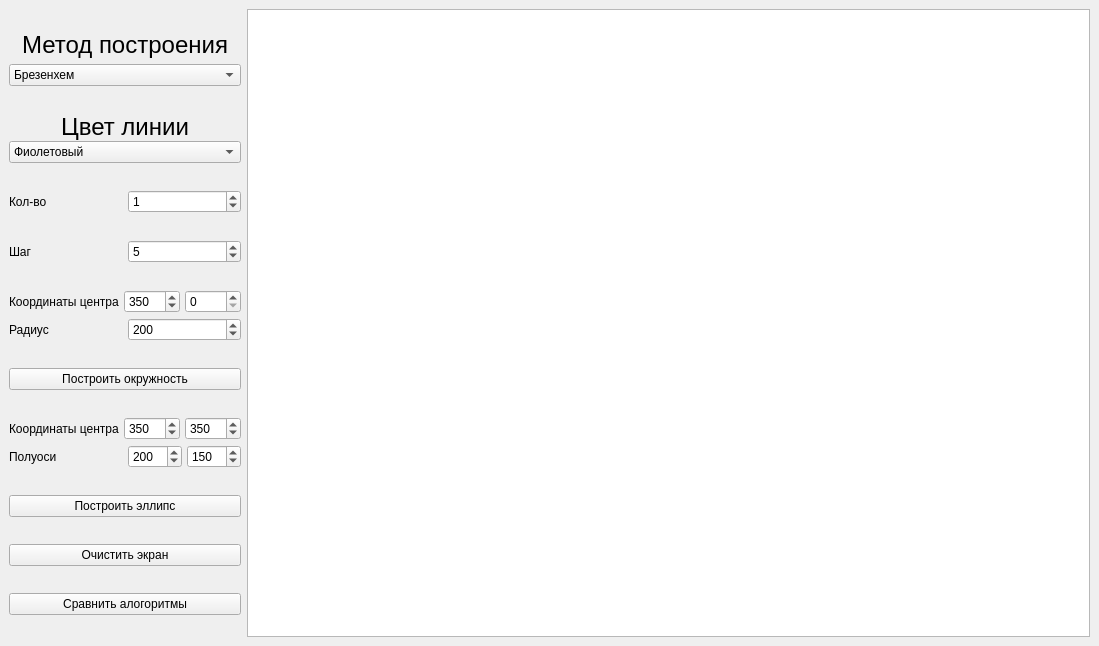
Qt form lab_04/src/ui/mainwindow.ui (Pangolierchick/IU7-Computer-Graphics) before a commit.
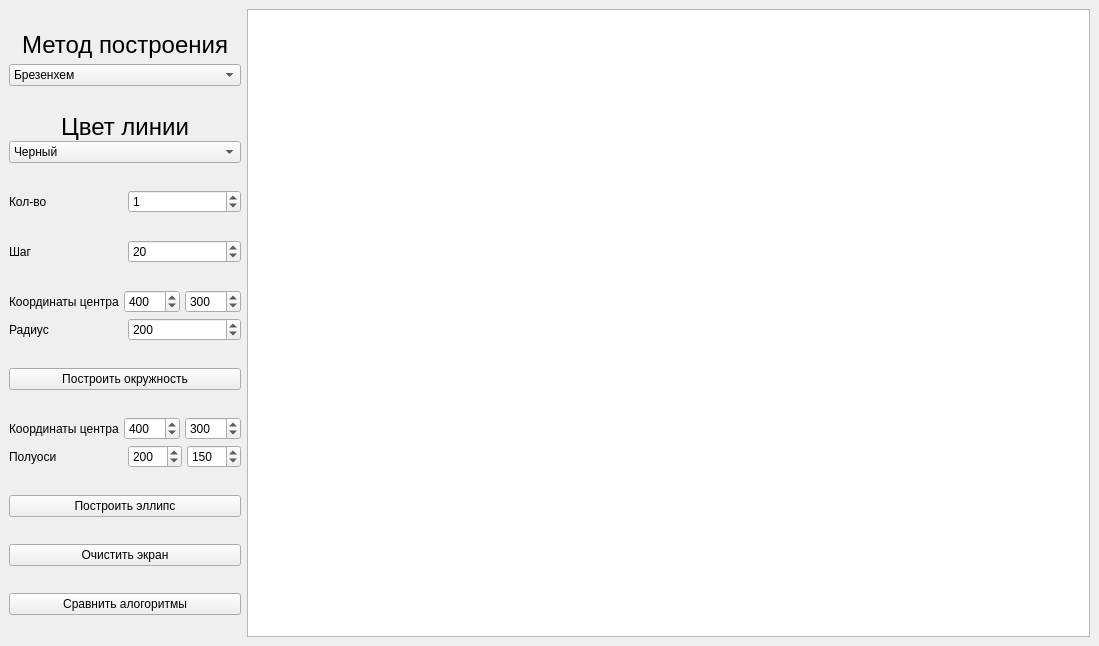
The same form after that commit.

```diff
--- a/lab_04/src/ui/mainwindow.ui
+++ b/lab_04/src/ui/mainwindow.ui
@@ -142,11 +142,6 @@
         </item>
         <item>
          <widget class="QComboBox" name="colorBox">
-          <item>
-           <property name="text">
-            <string>Фиолетовый</string>
-           </property>
-          </item>
           <item>
            <property name="text">
             <string>Черный</string>
@@ -204,7 +199,7 @@
            <number>500</number>
           </property>
           <property name="value">
-           <number>5</number>
+           <number>20</number>
           </property>
          </widget>
         </item>
@@ -227,7 +222,7 @@
              <number>1000</number>
             </property>
             <property name="value">
-             <number>350</number>
+             <number>400</number>
             </property>
            </widget>
           </item>
@@ -237,7 +232,10 @@
              <number>1000</number>
             </property>
             <property name="singleStep">
-             <number>350</number>
+             <number>1</number>
+            </property>
+            <property name="value">
+             <number>300</number>
             </property>
            </widget>
           </item>
@@ -290,7 +288,7 @@
              <number>1000</number>
             </property>
             <property name="value">
-             <number>350</number>
+             <number>400</number>
             </property>
            </widget>
           </item>
@@ -300,7 +298,7 @@
              <number>1000</number>
             </property>
             <property name="value">
-             <number>350</number>
+             <number>300</number>
             </property>
            </widget>
           </item>
```
Left out of the diff: 4 changed lines with no effect on the pictures.
